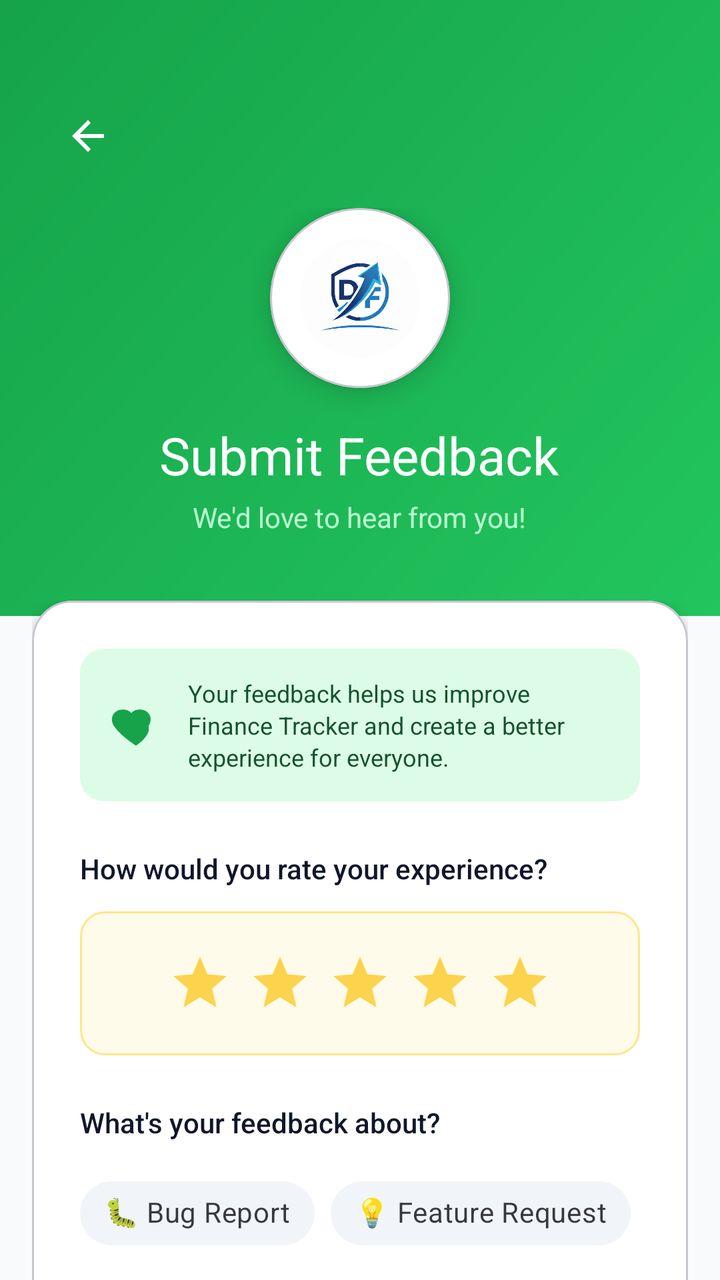
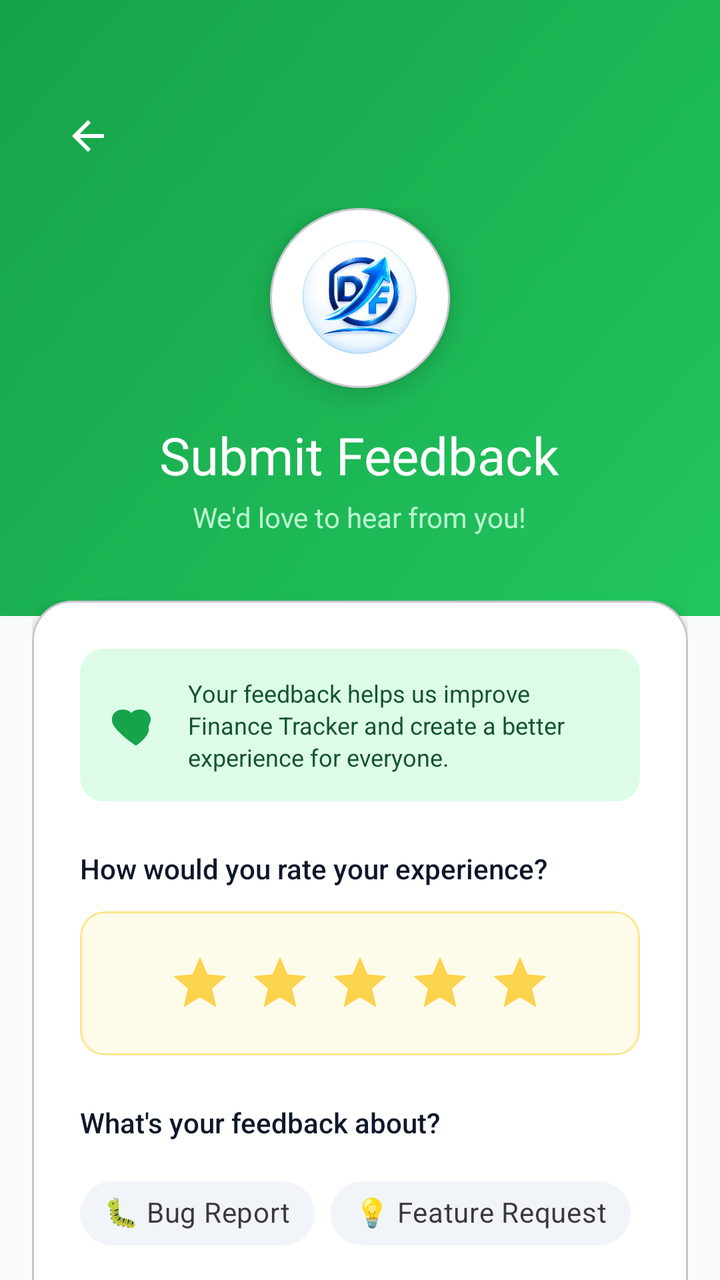

The first picture is an Android layout as it rendered before a commit; the second is the same layout after the commit. The layout source and the unified diff follow.
<!-- AndroidManifest.xml: application theme Theme.FinanceTracker -->
<!-- res/layout/activity_feedback.xml -->
<?xml version="1.0" encoding="utf-8"?>
<androidx.coordinatorlayout.widget.CoordinatorLayout
    xmlns:android="http://schemas.android.com/apk/res/android"
    xmlns:app="http://schemas.android.com/apk/res-auto"
    android:layout_width="match_parent"
    android:layout_height="match_parent"
    android:background="#F8FAFC">

    <ScrollView
        android:layout_width="match_parent"
        android:layout_height="match_parent"
        android:fillViewport="true"
        android:scrollbars="none">

        <LinearLayout
            android:layout_width="match_parent"
            android:layout_height="wrap_content"
            android:orientation="vertical">

            
            <LinearLayout
                android:layout_width="match_parent"
                android:layout_height="wrap_content"
                android:background="@drawable/bg_gradient_green"
                android:orientation="vertical"
                android:paddingTop="48dp"
                android:paddingBottom="40dp"
                android:paddingHorizontal="24dp">

                
                <ImageView
                    android:id="@+id/btnBack"
                    android:layout_width="40dp"
                    android:layout_height="40dp"
                    android:padding="8dp"
                    android:src="@drawable/ic_arrow_back"
                    android:background="?attr/selectableItemBackgroundBorderless"
                    app:tint="#FFFFFF"
                    android:contentDescription="Back"/>

                
                <LinearLayout
                    android:layout_width="match_parent"
                    android:layout_height="wrap_content"
                    android:gravity="center"
                    android:orientation="vertical"
                    android:layout_marginTop="16dp">

                    <com.google.android.material.card.MaterialCardView
                        android:layout_width="90dp"
                        android:layout_height="90dp"
                        app:cardCornerRadius="45dp"
                        app:cardElevation="8dp"
                        app:cardBackgroundColor="#FFFFFF">

                        <ImageView
                            android:id="@+id/logoImage"
                            android:layout_width="60dp"
                            android:layout_height="60dp"
                            android:layout_gravity="center"
                            android:src="@drawable/logoft"
                            android:scaleType="centerInside"/>

                    </com.google.android.material.card.MaterialCardView>

                    <TextView
                        android:id="@+id/title"
                        android:layout_width="wrap_content"
                        android:layout_height="wrap_content"
                        android:layout_marginTop="16dp"
                        android:text="Submit Feedback"
                        android:textColor="#FFFFFF"
                        android:textSize="26sp"
                        android:fontFamily="sans-serif-bold"/>

                    <TextView
                        android:layout_width="wrap_content"
                        android:layout_height="wrap_content"
                        android:layout_marginTop="4dp"
                        android:text="We'd love to hear from you!"
                        android:textColor="#BBF7D0"
                        android:textSize="14sp"/>

                </LinearLayout>

            </LinearLayout>

            
            <LinearLayout
                android:layout_width="match_parent"
                android:layout_height="wrap_content"
                android:orientation="vertical"
                android:padding="16dp"
                android:layout_marginTop="-24dp">

                <com.google.android.material.card.MaterialCardView
                    android:layout_width="match_parent"
                    android:layout_height="wrap_content"
                    app:cardCornerRadius="20dp"
                    app:cardElevation="6dp"
                    app:cardBackgroundColor="#FFFFFF">

                    <LinearLayout
                        android:layout_width="match_parent"
                        android:layout_height="wrap_content"
                        android:orientation="vertical"
                        android:padding="24dp">

                        
                        <LinearLayout
                            android:layout_width="match_parent"
                            android:layout_height="wrap_content"
                            android:orientation="horizontal"
                            android:gravity="center_vertical"
                            android:background="@drawable/bg_info_banner_green"
                            android:padding="14dp"
                            android:layout_marginBottom="24dp">

                            <ImageView
                                android:layout_width="28dp"
                                android:layout_height="28dp"
                                android:src="@drawable/ic_heart"
                                app:tint="#16A34A"/>

                            <TextView
                                android:layout_width="0dp"
                                android:layout_weight="1"
                                android:layout_height="wrap_content"
                                android:layout_marginStart="12dp"
                                android:text="Your feedback helps us improve Finance Tracker and create a better experience for everyone."
                                android:textColor="#14532D"
                                android:textSize="12sp"
                                android:lineSpacingExtra="2dp"/>

                        </LinearLayout>

                        
                        <TextView
                            android:layout_width="wrap_content"
                            android:layout_height="wrap_content"
                            android:text="How would you rate your experience?"
                            android:textColor="@color/text_primary"
                            android:textSize="14sp"
                            android:fontFamily="sans-serif-medium"
                            android:layout_marginBottom="12dp"/>

                        
                        <LinearLayout
                            android:layout_width="match_parent"
                            android:layout_height="wrap_content"
                            android:orientation="horizontal"
                            android:gravity="center"
                            android:layout_marginBottom="24dp"
                            android:background="@drawable/bg_rating_container"
                            android:padding="16dp">

                            <ImageView
                                android:id="@+id/star1"
                                android:layout_width="40dp"
                                android:layout_height="40dp"
                                android:src="@drawable/ic_star_outline"
                                android:padding="4dp"
                                app:tint="#FCD34D"
                                android:clickable="true"
                                android:focusable="true"/>

                            <ImageView
                                android:id="@+id/star2"
                                android:layout_width="40dp"
                                android:layout_height="40dp"
                                android:src="@drawable/ic_star_outline"
                                android:padding="4dp"
                                app:tint="#FCD34D"
                                android:clickable="true"
                                android:focusable="true"/>

                            <ImageView
                                android:id="@+id/star3"
                                android:layout_width="40dp"
                                android:layout_height="40dp"
                                android:src="@drawable/ic_star_outline"
                                android:padding="4dp"
                                app:tint="#FCD34D"
                                android:clickable="true"
                                android:focusable="true"/>

                            <ImageView
                                android:id="@+id/star4"
                                android:layout_width="40dp"
                                android:layout_height="40dp"
                                android:src="@drawable/ic_star_outline"
                                android:padding="4dp"
                                app:tint="#FCD34D"
                                android:clickable="true"
                                android:focusable="true"/>

                            <ImageView
                                android:id="@+id/star5"
                                android:layout_width="40dp"
                                android:layout_height="40dp"
                                android:src="@drawable/ic_star_outline"
                                android:padding="4dp"
                                app:tint="#FCD34D"
                                android:clickable="true"
                                android:focusable="true"/>

                        </LinearLayout>

                        
                        <TextView
                            android:layout_width="wrap_content"
                            android:layout_height="wrap_content"
                            android:text="What's your feedback about?"
                            android:textColor="@color/text_primary"
                            android:textSize="14sp"
                            android:fontFamily="sans-serif-medium"
                            android:layout_marginBottom="12dp"/>

                        <com.google.android.material.chip.ChipGroup
                            android:id="@+id/chipGroupFeedbackType"
                            android:layout_width="match_parent"
                            android:layout_height="wrap_content"
                            android:layout_marginBottom="20dp"
                            app:singleSelection="true"
                            app:selectionRequired="false">

                            <com.google.android.material.chip.Chip
                                android:id="@+id/chipBugReport"
                                android:layout_width="wrap_content"
                                android:layout_height="wrap_content"
                                android:text="🐛 Bug Report"
                                style="@style/Widget.MaterialComponents.Chip.Choice"
                                app:chipBackgroundColor="@color/chip_background_selector"
                                app:chipCornerRadius="20dp"/>

                            <com.google.android.material.chip.Chip
                                android:id="@+id/chipFeatureRequest"
                                android:layout_width="wrap_content"
                                android:layout_height="wrap_content"
                                android:text="💡 Feature Request"
                                style="@style/Widget.MaterialComponents.Chip.Choice"
                                app:chipBackgroundColor="@color/chip_background_selector"
                                app:chipCornerRadius="20dp"/>

                            <com.google.android.material.chip.Chip
                                android:id="@+id/chipGeneral"
                                android:layout_width="wrap_content"
                                android:layout_height="wrap_content"
                                android:text="💬 General"
                                style="@style/Widget.MaterialComponents.Chip.Choice"
                                app:chipBackgroundColor="@color/chip_background_selector"
                                app:chipCornerRadius="20dp"/>

                            <com.google.android.material.chip.Chip
                                android:id="@+id/chipCompliment"
                                android:layout_width="wrap_content"
                                android:layout_height="wrap_content"
                                android:text="❤️ Compliment"
                                style="@style/Widget.MaterialComponents.Chip.Choice"
                                app:chipBackgroundColor="@color/chip_background_selector"
                                app:chipCornerRadius="20dp"/>

                        </com.google.android.material.chip.ChipGroup>

                        
                        <TextView
                            android:layout_width="wrap_content"
                            android:layout_height="wrap_content"
                            android:text="Your Feedback"
                            android:textColor="@color/text_primary"
                            android:textSize="14sp"
                            android:fontFamily="sans-serif-medium"
                            android:layout_marginBottom="8dp"/>

                        <com.google.android.material.textfield.TextInputLayout
                            android:id="@+id/tilFeedback"
                            android:layout_width="match_parent"
                            android:layout_height="wrap_content"
                            android:layout_marginBottom="8dp"
                            app:boxBackgroundMode="outline"
                            app:boxCornerRadiusTopStart="12dp"
                            app:boxCornerRadiusTopEnd="12dp"
                            app:boxCornerRadiusBottomStart="12dp"
                            app:boxCornerRadiusBottomEnd="12dp"
                            app:boxStrokeColor="@color/text_input_box_stroke"
                            app:hintEnabled="false"
                            app:counterEnabled="true"
                            app:counterMaxLength="500">

                            <com.google.android.material.textfield.TextInputEditText
                                android:id="@+id/etFeedback"
                                android:layout_width="match_parent"
                                android:layout_height="wrap_content"
                                android:hint="Tell us what you think... Share your suggestions, report issues, or let us know what you love about the app!"
                                android:inputType="textMultiLine"
                                android:minLines="5"
                                android:maxLines="8"
                                android:gravity="top|start"
                                android:padding="16dp"
                                android:textSize="15sp"/>

                        </com.google.android.material.textfield.TextInputLayout>

                        
                        <TextView
                            android:layout_width="wrap_content"
                            android:layout_height="wrap_content"
                            android:text="Minimum 20 characters"
                            android:textColor="@color/text_secondary"
                            android:textSize="11sp"
                            android:layout_marginBottom="24dp"/>

                        
                        <com.google.android.material.button.MaterialButton
                            android:id="@+id/btnSubmitFeedback"
                            android:layout_width="match_parent"
                            android:layout_height="56dp"
                            android:text="Submit Feedback"
                            android:textColor="#FFFFFF"
                            android:textSize="16sp"
                            android:textAllCaps="false"
                            android:fontFamily="sans-serif-bold"
                            app:backgroundTint="#16A34A"
                            app:cornerRadius="14dp"
                            app:icon="@drawable/ic_send"
                            app:iconGravity="textStart"
                            app:iconPadding="8dp"
                            app:iconTint="#FFFFFF"/>

                        
                        <LinearLayout
                            android:layout_width="match_parent"
                            android:layout_height="wrap_content"
                            android:orientation="horizontal"
                            android:gravity="center"
                            android:layout_marginTop="20dp">

                            <TextView
                                android:layout_width="wrap_content"
                                android:layout_height="wrap_content"
                                android:text="Need immediate help? "
                                android:textColor="@color/text_secondary"
                                android:textSize="13sp"/>

                            <TextView
                                android:id="@+id/tvContactUs"
                                android:layout_width="wrap_content"
                                android:layout_height="wrap_content"
                                android:text="Contact Us"
                                android:textColor="#16A34A"
                                android:textSize="13sp"
                                android:fontFamily="sans-serif-medium"
                                android:clickable="true"
                                android:focusable="true"/>

                        </LinearLayout>

                    </LinearLayout>

                </com.google.android.material.card.MaterialCardView>

            </LinearLayout>

        </LinearLayout>

    </ScrollView>

</androidx.coordinatorlayout.widget.CoordinatorLayout>
<!-- resources referenced by this layout -->
<resources>
  <color name="text_primary">#0F172A</color>
  <color name="text_secondary">#64748B</color>
  <!-- drawable bg_gradient_green (drawable) -->
  <?xml version="1.0" encoding="utf-8"?>
  <shape xmlns:android="http://schemas.android.com/apk/res/android">
      <gradient
          android:startColor="#22C55E"
          android:endColor="#16A34A"
          android:angle="135"/>
  </shape>
  <!-- drawable bg_info_banner_green (drawable) -->
  <?xml version="1.0" encoding="utf-8"?>
  <shape xmlns:android="http://schemas.android.com/apk/res/android">
      <solid android:color="#DCFCE7"/>
      <corners android:radius="12dp"/>
  </shape>
  <!-- drawable bg_rating_container (drawable) -->
  <?xml version="1.0" encoding="utf-8"?>
  <shape xmlns:android="http://schemas.android.com/apk/res/android">
      <solid android:color="#FFFBEB"/>
      <corners android:radius="12dp"/>
      <stroke android:width="1dp" android:color="#FDE68A"/>
  </shape>
  <!-- drawable ic_arrow_back (drawable) -->
  <vector xmlns:android="http://schemas.android.com/apk/res/android"
      android:width="24dp"
      android:height="24dp"
      android:viewportWidth="24"
      android:viewportHeight="24">
      <path
          android:fillColor="#000000"
          android:pathData="M20,11H7.83l5.59,-5.59L12,4l-8,8 8,8 1.41,-1.41L7.83,13H20v-2z"/>
  </vector>
  <!-- drawable ic_heart (drawable) -->
  <vector xmlns:android="http://schemas.android.com/apk/res/android"
      android:width="24dp"
      android:height="24dp"
      android:viewportWidth="24"
      android:viewportHeight="24">
  
      <path
          android:fillColor="#000000"
          android:pathData="M12,21s-6.72-4.35-9.33-8.28C0.39,9.39 2.28,5.5 6.5,5.5c2.04,0 3.22,1.16 3.5,1.54c0.28-0.38 1.46-1.54 3.5-1.54c4.22,0 6.11,3.89 3.83,7.22C18.72,16.65 12,21 12,21z" />
  </vector>
  <!-- drawable ic_send (drawable) -->
  <vector xmlns:android="http://schemas.android.com/apk/res/android"
      android:width="24dp"
      android:height="24dp"
      android:viewportWidth="24"
      android:viewportHeight="24">
  
      <path
          android:fillColor="#000000"
          android:pathData="M2,21l21-9L2,3v7l15,2-15,2v7z" />
  </vector>
  <!-- drawable ic_star_outline (drawable) -->
  <vector xmlns:android="http://schemas.android.com/apk/res/android"
      android:width="24dp"
      android:height="24dp"
      android:viewportWidth="24"
      android:viewportHeight="24">
  
      <path
          android:fillColor="#000000"
          android:pathData="M12,17.27L18.18,21l-1.64-7.03L22,9.24l-7.19-0.61L12,2 9.19,8.63 2,9.24l5.46,4.73L5.82,21z" />
  </vector>
  <!-- drawable logoft: png bitmap (drawable, 308659 bytes) -->
  <style name="Theme.FinanceTracker" parent="Base.Theme.FinanceTracker" />
  <style name="Base.Theme.FinanceTracker" parent="Theme.Material3.DayNight.NoActionBar">
          
          
      </style>
</resources>

<!-- the commit's change to res/layout/activity_feedback.xml (unified diff, before → after) -->
@@ -58,7 +58,7 @@
                             android:layout_width="60dp"
                             android:layout_height="60dp"
                             android:layout_gravity="center"
-                            android:src="@drawable/logoft"
+                            android:src="@drawable/logoft3"
                             android:scaleType="centerInside"/>
 
                     </com.google.android.material.card.MaterialCardView>
<!-- resource entries referenced after the edit -->
@@ -66,7 +66,7 @@
           android:fillColor="#000000"
           android:pathData="M12,17.27L18.18,21l-1.64-7.03L22,9.24l-7.19-0.61L12,2 9.19,8.63 2,9.24l5.46,4.73L5.82,21z" />
   </vector>
-  <!-- drawable logoft: png bitmap (drawable, 308659 bytes) -->
+  <!-- drawable logoft3: png bitmap (drawable, 287774 bytes) -->
   <style name="Theme.FinanceTracker" parent="Base.Theme.FinanceTracker" />
   <style name="Base.Theme.FinanceTracker" parent="Theme.Material3.DayNight.NoActionBar">
           
